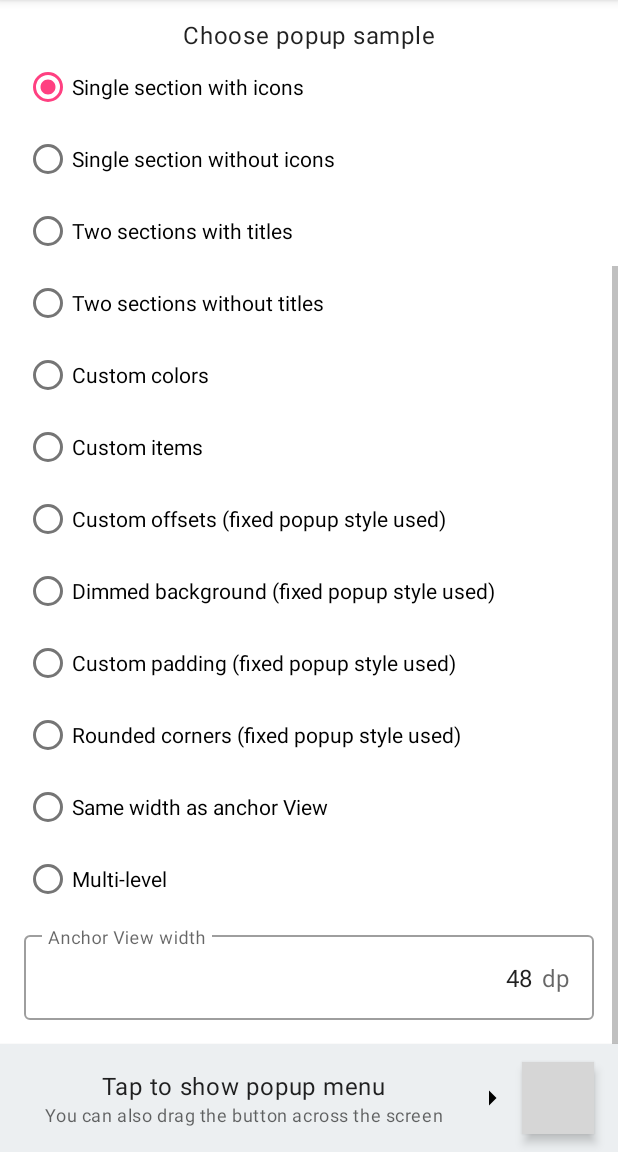
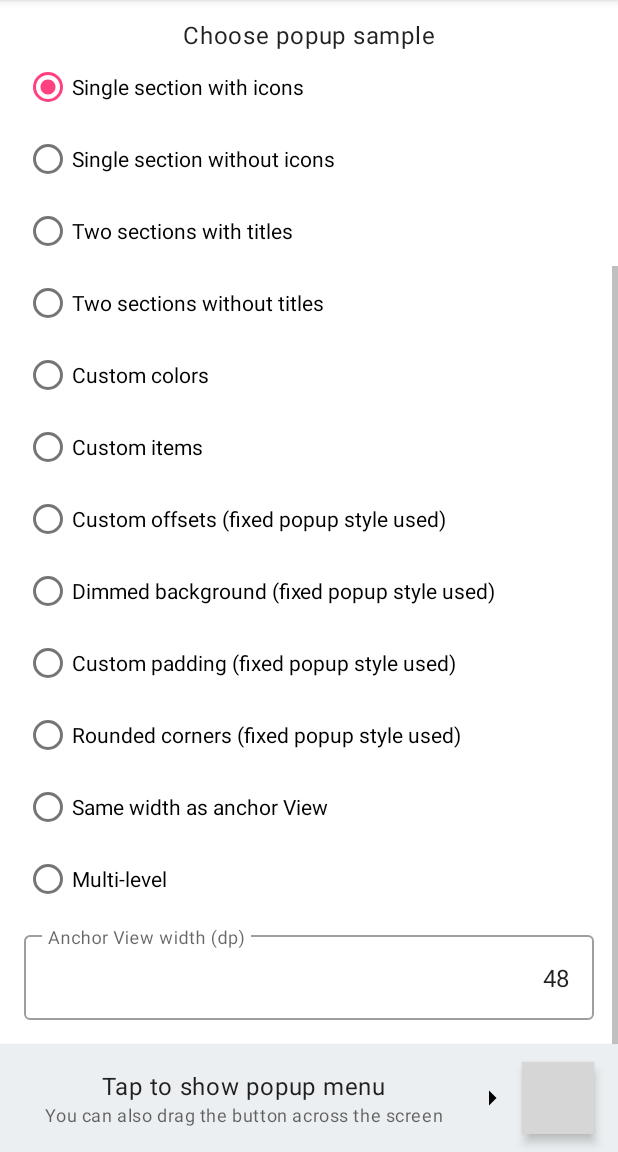
Before and after one commit to zawadz88/MaterialPopupMenu, an Android app: the screen it shows after launch (SampleActivity), scrolled down 238 dp, on a phone screen of 412 x 824 dp, the part 84-1236 px from its top. Run offline under Robolectric (Android 15) with nearby library versions, the phone set to English and light mode, and no system bars; grey boxes are pictures that could not be loaded.

Commit message:
Removed input suffix as it was causing requestLayout call for DraggableContraintLayout and in turn would reset `showPopupButton` position when we would tap it and show popup menu on Lollipop.

```diff
--- a/sample/src/main/res/layout/activity_sample.xml
+++ b/sample/src/main/res/layout/activity_sample.xml
@@ -180,12 +180,12 @@
                 android:layout_marginBottom="8dp" />
 
             <com.google.android.material.textfield.TextInputLayout
+                android:id="@+id/dummy"
                 style="@style/Widget.MaterialComponents.TextInputLayout.OutlinedBox"
                 android:layout_width="match_parent"
                 android:layout_height="wrap_content"
                 android:hint="@string/anchor_view_width_hint"
-                android:theme="@style/AppThemeOverlay.AccentToPrimary"
-                app:suffixText=" dp">
+                android:theme="@style/AppThemeOverlay.AccentToPrimary">
 
                 <com.google.android.material.textfield.TextInputEditText
                     android:id="@+id/anchorWidthInputEditText"
--- a/sample/src/main/res/values/strings.xml
+++ b/sample/src/main/res/values/strings.xml
@@ -35,6 +35,6 @@
     <string name="choose_popup_sample">Choose popup sample</string>
     <string name="drag_button_hint">You can also drag the button across the screen</string>
     <string name="tap_hint">Tap to show popup menu</string>
-    <string name="anchor_view_width_hint">Anchor View width</string>
+    <string name="anchor_view_width_hint">Anchor View width (dp)</string>
 
 </resources>
```
